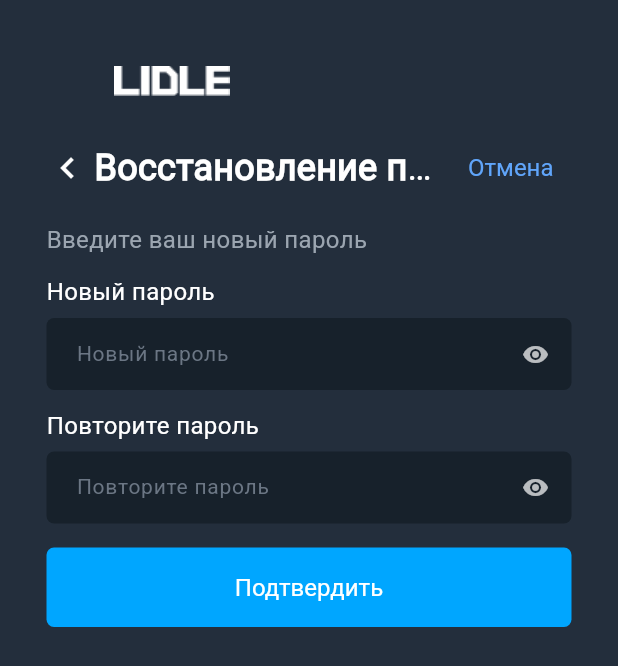
After one commit to Zakirov-Yuriy/Lidle, a Flutter app: the AccountRecoveryNewPassword screen opened by its route, on a phone screen of 412 x 824 dp. The commit adds this screen. Shown: the top 666 px of the screen. Run offline on Flutter 3.47's test engine with Material 3 defaults, Android fonts, the light colour scheme and no system bars; our stand-ins replace flutter_svg, hive, hive_flutter; accounts and stored records are empty.

Commit message:
Добавлены экраны Востановление пароля

```diff
--- a/lib/constants.dart
+++ b/lib/constants.dart
@@ -1,8 +1,9 @@
 // Colors
 import 'package:flutter/material.dart';
 
-const Color primaryBackground = Color(0xFF232E3C);
-const Color secondaryBackground = Color(0xFF17212B);
+const Color primaryBackground = Color(0xFF232E3C); // Background for all screens
+const Color formBackground = Color(0xFF17212B); // Background for elements within forms
+const Color secondaryBackground = Color(0xFF1E2831);
 const Color bottomNavBackground = Color(0xFF0F1A23);
 const Color activeIconColor = Color(0xFF00A6FF);
 const Color inactiveIconColor = Color(0xFFE5EDF5);
@@ -13,7 +14,7 @@ const Color textMuted = Color(0xFF6B7684);
 // Dimensions
 const double defaultPadding = 31.0;
 const double headerTopPadding = 44.0;
-const double headerBottomPadding = 35.0;
+const double headerBottomPadding = 37.0;
 const double logoHeight = 20.0;
 const double searchBarHeight = 48.0;
 const double categoryCardWidth = 115.0;
--- a/lib/main.dart
+++ b/lib/main.dart
@@ -6,6 +6,8 @@ import 'package:lidle/hive_service.dart';
 import 'package:lidle/pages/account_recovery.dart';
 import 'package:lidle/pages/register_screen.dart';
 import 'package:lidle/pages/register_verify_screen.dart';
+import 'package:lidle/pages/account_recovery_code.dart';
+import 'package:lidle/pages/account_recovery_new_password.dart';
 import 'package:path_provider/path_provider.dart';
 import 'constants.dart';
 import 'pages/home_page.dart';
@@ -54,6 +56,8 @@ class LidleApp extends StatelessWidget {
         AccountRecovery.routeName: (context) => const AccountRecovery(),
         RegisterScreen.routeName: (context) => const RegisterScreen(),
         RegisterVerifyScreen.routeName: (context) => const RegisterVerifyScreen(),
+        AccountRecoveryCode.routeName: (context) => const AccountRecoveryCode(),
+        AccountRecoveryNewPassword.routeName: (context) => const AccountRecoveryNewPassword(),
       },
     );
   }
--- /dev/null
+++ b/lib/pages/account_recovery_new_password.dart
@@ -0,0 +1,223 @@
+import 'package:flutter/material.dart';
+import 'package:lidle/constants.dart';
+
+class AccountRecoveryNewPassword extends StatefulWidget {
+  static const routeName = '/account-recovery-new-password';
+
+  const AccountRecoveryNewPassword({super.key});
+
+  @override
+  State<AccountRecoveryNewPassword> createState() =>
+      _AccountRecoveryNewPasswordState();
+}
+
+class _AccountRecoveryNewPasswordState
+    extends State<AccountRecoveryNewPassword> {
+  final _newCtrl = TextEditingController();
+  final _repeatCtrl = TextEditingController();
+
+  bool _showNew = false;
+  bool _showRepeat = false;
+
+  @override
+  void dispose() {
+    _newCtrl.dispose();
+    _repeatCtrl.dispose();
+    super.dispose();
+  }
+
+  void _submit() {
+    final newPass = _newCtrl.text.trim();
+    final repPass = _repeatCtrl.text.trim();
+
+    String? error;
+    if (newPass.isEmpty || repPass.isEmpty) {
+      error = 'Заполните оба поля';
+    } else if (newPass.length < 6) {
+      error = 'Минимальная длина пароля — 6 символов';
+    } else if (newPass != repPass) {
+      error = 'Пароли не совпадают';
+    }
+
+    if (error != null) {
+      ScaffoldMessenger.of(context).showSnackBar(
+        SnackBar(content: Text(error)),
+      );
+      return;
+    }
+
+    // TODO: отправить новый пароль на сервер
+    ScaffoldMessenger.of(context).showSnackBar(
+      const SnackBar(content: Text('Пароль обновлён')),
+    );
+    Navigator.maybePop(context);
+  }
+
+  @override
+  Widget build(BuildContext context) {
+    final theme = Theme.of(context);
+
+    return Scaffold(
+      backgroundColor: primaryBackground,
+      body: SafeArea(
+        child: SingleChildScrollView(
+          padding: const EdgeInsets.symmetric(horizontal: 31, vertical: 44),
+          child: Column(
+            crossAxisAlignment: CrossAxisAlignment.start,
+            children: [
+              // Логотип
+              Padding(
+                padding: const EdgeInsets.only(left: 45),
+                child: Row(
+                  children: [
+                    Image.asset(logoAsset, height: logoHeight),
+                    const Spacer(),
+                  ],
+                ),
+              ),
+              const SizedBox(height: 24),
+
+              // Хедер
+              Row(
+                children: [
+                  InkWell(
+                    borderRadius: BorderRadius.circular(24),
+                    onTap: () => Navigator.maybePop(context),
+                    child:
+                        Icon(Icons.chevron_left, color: textPrimary, size: 28),
+                  ),
+                  const SizedBox(width: 4),
+                  Expanded(
+                    child: Text(
+                      'Восстановление пароля',
+                      style: theme.textTheme.titleMedium?.copyWith(
+                        color: textPrimary,
+                        fontWeight: FontWeight.w600,
+                        fontSize: 24,
+                      ),
+                      overflow: TextOverflow.ellipsis,
+                    ),
+                  ),
+                  TextButton(
+                    onPressed: () => Navigator.maybePop(context),
+                    style: TextButton.styleFrom(
+                      foregroundColor: const Color(0xFF60A5FA),
+                      textStyle: const TextStyle(
+                          fontWeight: FontWeight.w400, fontSize: 16),
+                    ),
+                    child: const Text('Отмена'),
+                  ),
+                ],
+              ),
+              const SizedBox(height: 12),
+
+              // Подзаголовок
+              Text(
+                'Введите ваш новый пароль',
+                style: theme.textTheme.bodyMedium?.copyWith(
+                  color: textSecondary,
+                  fontSize: 16,
+                ),
+              ),
+              const SizedBox(height: 12),
+
+              // Поле "Новый пароль"
+              _PasswordField(
+                label: 'Новый пароль',
+                controller: _newCtrl,
+                visible: _showNew,
+                onToggle: () => setState(() => _showNew = !_showNew),
+              ),
+              const SizedBox(height: 12),
+
+              // Поле "Повторите пароль"
+              _PasswordField(
+                label: 'Повторите пароль',
+                controller: _repeatCtrl,
+                visible: _showRepeat,
+                onToggle: () => setState(() => _showRepeat = !_showRepeat),
+              ),
+              const SizedBox(height: 16),
+
+              // Кнопка "Подтвердить"
+              SizedBox(
+                width: double.infinity,
+                height: 53,
+                child: ElevatedButton(
+                  onPressed: _submit, // активна всегда
+                  style: ElevatedButton.styleFrom(
+                    backgroundColor: activeIconColor,
+                    foregroundColor: Colors.white,
+                    elevation: 0,
+                    shape: RoundedRectangleBorder(
+                        borderRadius: BorderRadius.circular(5)),
+                    textStyle: const TextStyle(
+                        fontSize: 16, fontWeight: FontWeight.w400),
+                  ),
+                  child: const Text('Подтвердить'),
+                ),
+              ),
+            ],
+          ),
+        ),
+      ),
+    );
+  }
+}
+
+/// Поле пароля, как в макете (тёмное, с иконкой-глазом)
+class _PasswordField extends StatelessWidget {
+  final String label;
+  final TextEditingController controller;
+  final bool visible;
+  final VoidCallback onToggle;
+
+  const _PasswordField({
+    required this.label,
+    required this.controller,
+    required this.visible,
+    required this.onToggle,
+  });
+
+  @override
+  Widget build(BuildContext context) {
+    return Column(
+      crossAxisAlignment: CrossAxisAlignment.start,
+      children: [
+        Text(label,
+            style: const TextStyle(color: Colors.white, fontSize: 16)),
+        const SizedBox(height: 6),
+        TextField(
+          controller: controller,
+          obscureText: !visible,
+          style: const TextStyle(color: Colors.white, fontSize: 14),
+          cursorColor: Colors.white70,
+          decoration: InputDecoration(
+            hintText: label, // как на скрине — тот же текст в hint
+            hintStyle: const TextStyle(color: textMuted),
+            isDense: true,
+            filled: true,
+            fillColor: formBackground, // Use the new form background color
+            contentPadding:
+                const EdgeInsets.symmetric(horizontal: 16, vertical: 12),
+            border: OutlineInputBorder(
+              borderRadius: BorderRadius.circular(5),
+              borderSide: BorderSide.none,
+            ),
+            focusedBorder: OutlineInputBorder(
+              borderRadius: BorderRadius.circular(5),
+              borderSide: const BorderSide(color: Color(0xFF334155), width: 1),
+            ),
+            suffixIcon: IconButton(
+              icon: Icon(
+                visible ? Icons.visibility_off : Icons.visibility,
+                color: Colors.white70,
+              ),
+              onPressed: onToggle,
+            ),
+          ),
+        ),
+      ],
+    );
+  }
+}
```
Also changed, not shown: lib/pages/account_recovery.dart (+94 -72 lines), lib/pages/account_recovery_code.dart (added, +157 -0 lines), lib/pages/register_screen.dart (+8 -5 lines).
